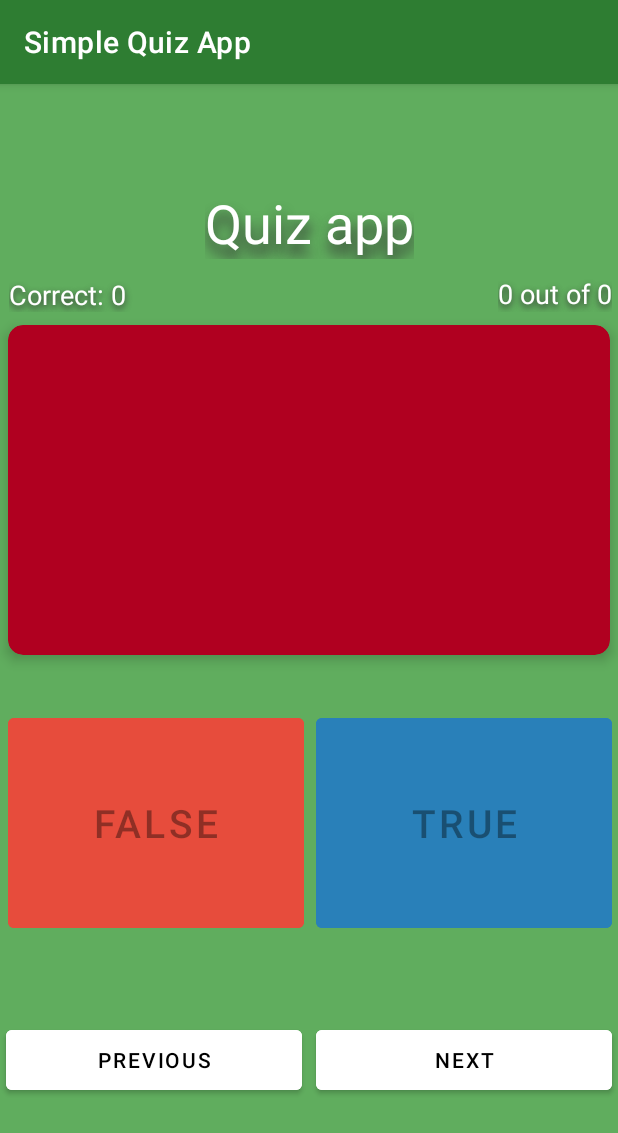
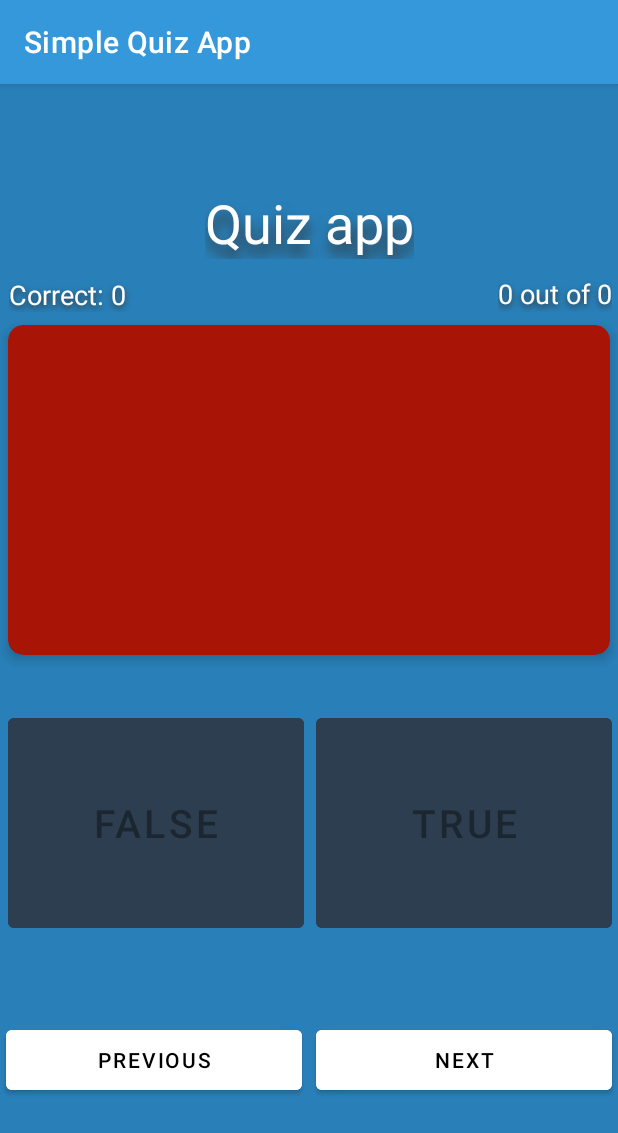
Before and after one commit to Emin91/AndroidJavaQuizApp, an Android app: the screen it shows after launch (MainActivity), after a tap on "TRUE", on a phone screen of 412 x 824 dp. Shown: the top 1133 px of the screen. Run offline under Robolectric (Android 15) with nearby library versions, the phone set to English and light mode, and no system bars; our stand-ins replace Volley; network calls fail; Roboto replaces fonts that are not available here; 2 statements that could not run were skipped.

Commit message:
Some changes in design

```diff
--- a/app/src/main/java/com/courses/triviatest/MainActivity.java
+++ b/app/src/main/java/com/courses/triviatest/MainActivity.java
@@ -104,13 +104,13 @@ public class MainActivity extends AppCompatActivity implements View.OnClickListe
             fadeView();
             countOfCorrectAnswer = (countOfCorrectAnswer + 1);
             text_card_question.setTextColor(getResources().getColor(R.color.white));
-            cardView.setCardBackgroundColor(getResources().getColor(R.color.purple_500));
+            cardView.setCardBackgroundColor(getResources().getColor(R.color.card_true));
         } else {
             btn_false.setEnabled(false);
             btn_true.setEnabled(false);
             shakeAnimation();
             text_card_question.setTextColor(getResources().getColor(R.color.white));
-            cardView.setCardBackgroundColor(getResources().getColor(R.color.design_default_color_error));
+            cardView.setCardBackgroundColor(getResources().getColor(R.color.card_false));
         }
     }
 
--- a/app/src/main/res/layout/activity_main.xml
+++ b/app/src/main/res/layout/activity_main.xml
@@ -4,7 +4,7 @@
     xmlns:tools="http://schemas.android.com/tools"
     android:layout_width="match_parent"
     android:layout_height="match_parent"
-    android:background="#60ad5e"
+    android:background="@color/purple_700"
     tools:context=".MainActivity">
 
     <TextView
@@ -43,7 +43,7 @@
             android:fontFamily="More Fonts..."
             android:layout_gravity="center"
             android:textAlignment="center"
-            android:text="TextView"
+            android:text=""
             android:textSize="16sp" />
     </androidx.cardview.widget.CardView>
 
@@ -54,7 +54,7 @@
         android:layout_marginTop="36dp"
         android:layout_marginEnd="4dp"
         android:textSize="26sp"
-        android:backgroundTint="#2980b9"
+        android:backgroundTint="@color/answer_button"
         android:text="@string/btn_true"
         app:layout_constraintEnd_toEndOf="parent"
         app:layout_constraintTop_toBottomOf="@+id/cardView" />
@@ -65,7 +65,7 @@
         android:layout_height="152dp"
         android:layout_marginTop="36dp"
         android:textSize="26sp"
-        android:backgroundTint="#e74c3c"
+        android:backgroundTint="@color/answer_button"
         android:text="@string/btn_false"
         app:layout_constraintEnd_toStartOf="@+id/btn_true"
         app:layout_constraintHorizontal_bias="0.384"
--- a/app/src/main/res/values/colors.xml
+++ b/app/src/main/res/values/colors.xml
@@ -1,10 +1,13 @@
 <?xml version="1.0" encoding="utf-8"?>
 <resources>
     <color name="purple_200">#FFBB86FC</color>
-    <color name="purple_500">#FF2e7d32</color>
-    <color name="purple_700">#FF005005</color>
+    <color name="purple_500">#FF3498db</color>
+    <color name="purple_700">#FF2980b9</color>
     <color name="teal_200">#FF03DAC5</color>
     <color name="teal_700">#FF018786</color>
     <color name="black">#FF000000</color>
     <color name="white">#FFFFFFFF</color>
+    <color name="card_true">#FF27ae60</color>
+    <color name="card_false">#A81506</color>
+    <color name="answer_button">#FF2c3e50</color>
 </resources>
```
